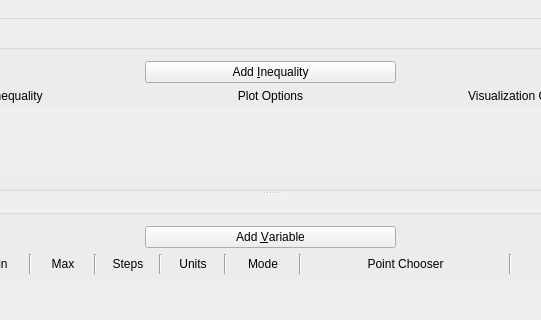
This is bareminimumplotter.ui in xpcoffee/plotus as Qt 5 draws it before an edit; both pictures show x 360 to 901 and y 0 to 320 of the 1033 by 467 pixel window. The edited form follows.
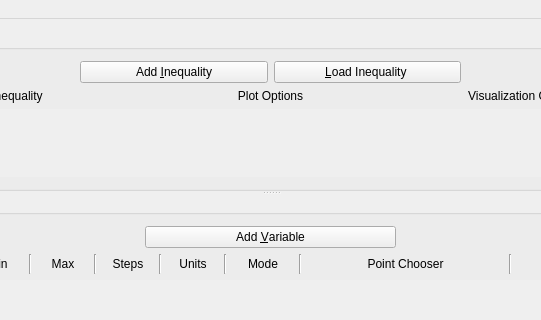
This is the edited form. Custom widgets are drawn as their Qt base class.

Commit message: GUI framework now independent of vInequalityInput.\n can now plot and combine from different widgets. dependent on 'accessibleDescription' to determine what widget it is dealing with. cannot yet plot InequalityLoaders.

Patch:
```diff
--- a/bareminimumplotter.ui
+++ b/bareminimumplotter.ui
@@ -77,6 +77,19 @@
             </property>
            </widget>
           </item>
+          <item>
+           <widget class="QPushButton" name="pushButton_AddInequalityLoader">
+            <property name="sizePolicy">
+             <sizepolicy hsizetype="Expanding" vsizetype="Fixed">
+              <horstretch>0</horstretch>
+              <verstretch>0</verstretch>
+             </sizepolicy>
+            </property>
+            <property name="text">
+             <string>&amp;Load Inequality </string>
+            </property>
+           </widget>
+          </item>
           <item>
            <spacer name="horizontalSpacer_5">
             <property name="orientation">
```
The commit also changes 8 other files.
